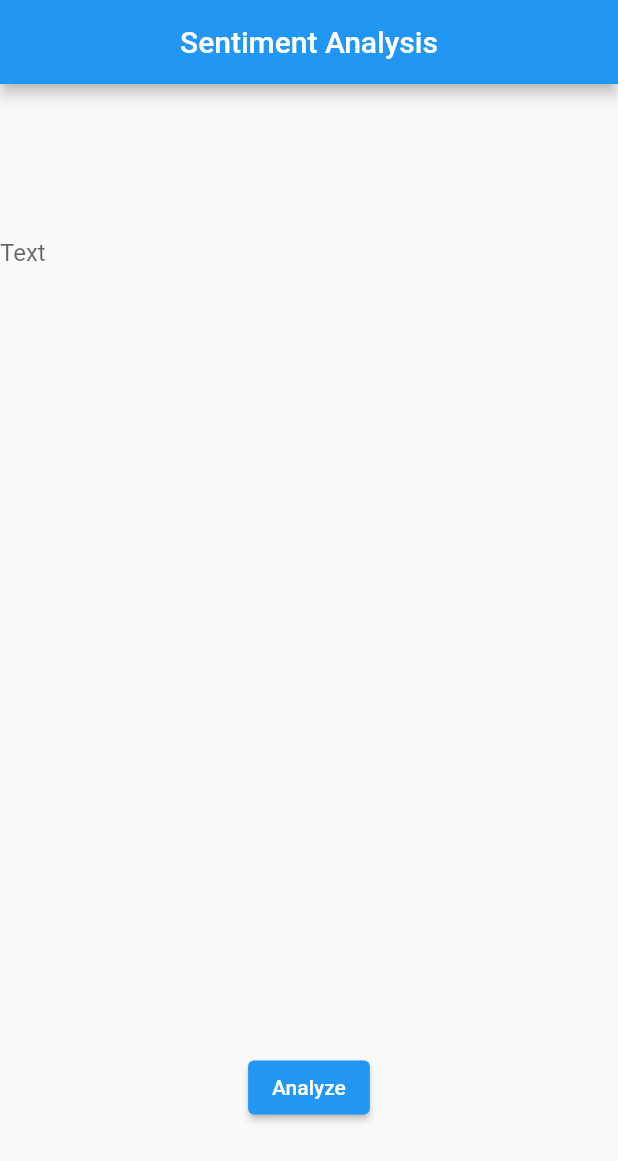
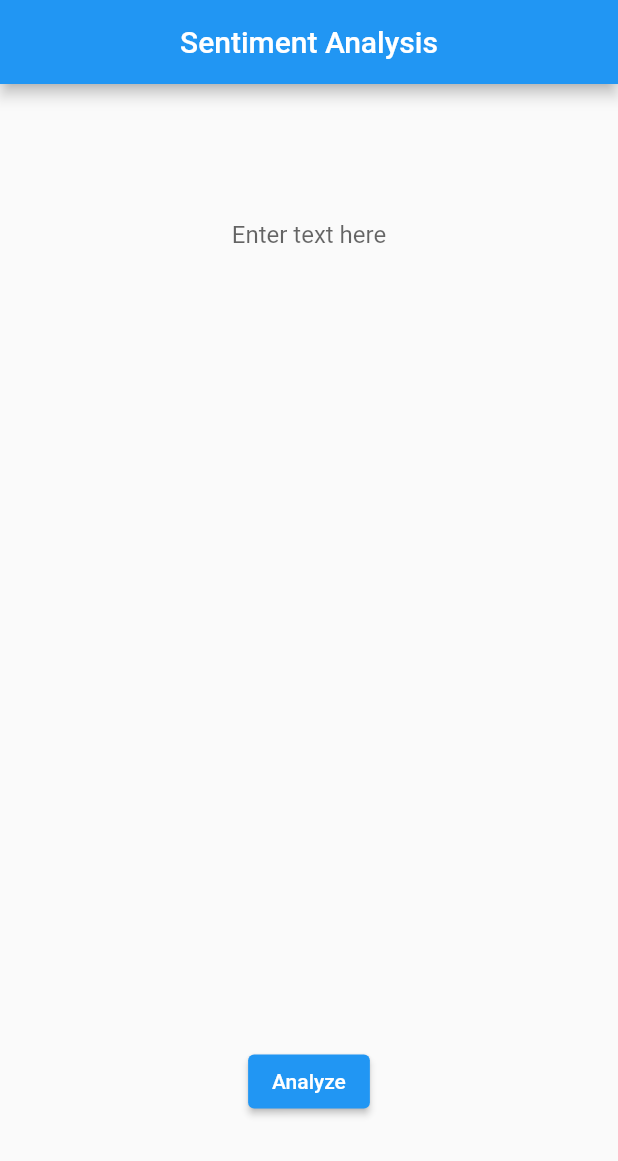
Before and after one commit to Aaq007/sentiment-analysis-app, a Flutter app: the screen it shows after launch, on a phone screen of 412 x 824 dp. Shown: the top 1161 px of the screen. Run offline on Flutter 3.47's test engine with Material 2 defaults, Android fonts, the light colour scheme and no system bars.

Commit message:
Deleted border to textfield

```diff
--- a/lib/home_page.dart
+++ b/lib/home_page.dart
@@ -27,15 +27,15 @@ class _HomePageState extends State<HomePage> {
               maxLines: 20,
               minLines: 20,
               decoration: const InputDecoration(
-                hintText: 'Enter text here',
-                alignLabelWithHint: true,
-                enabledBorder: InputBorder.none,
-                disabledBorder: InputBorder.none,
-                border: UnderlineInputBorder(
-                  borderRadius: BorderRadius.zero,
-                ),
-                labelText: 'Text',
-              ),
+                  hintText: 'Enter text here',
+                  alignLabelWithHint: true,
+                  enabledBorder: InputBorder.none,
+                  disabledBorder: InputBorder.none
+                  // border: UnderlineInputBorder(
+                  //   borderRadius: BorderRadius.zero,
+                  // ),
+                  // labelText: 'Text',
+                  ),
             ),
           ),
           ElevatedButton(
```
